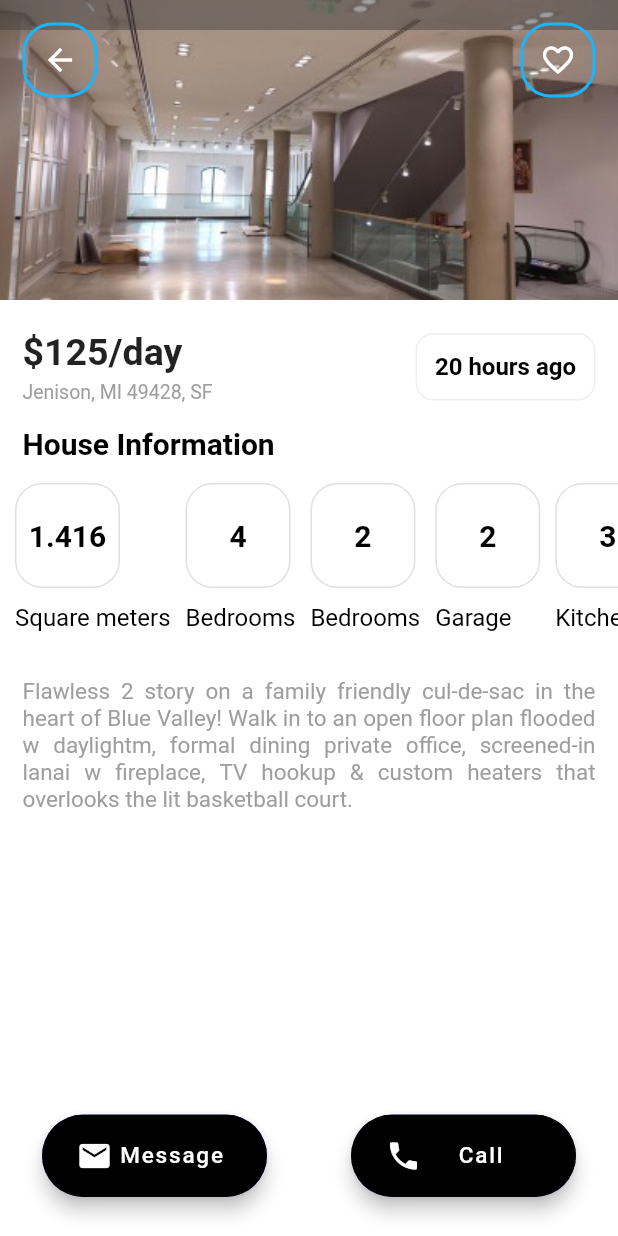
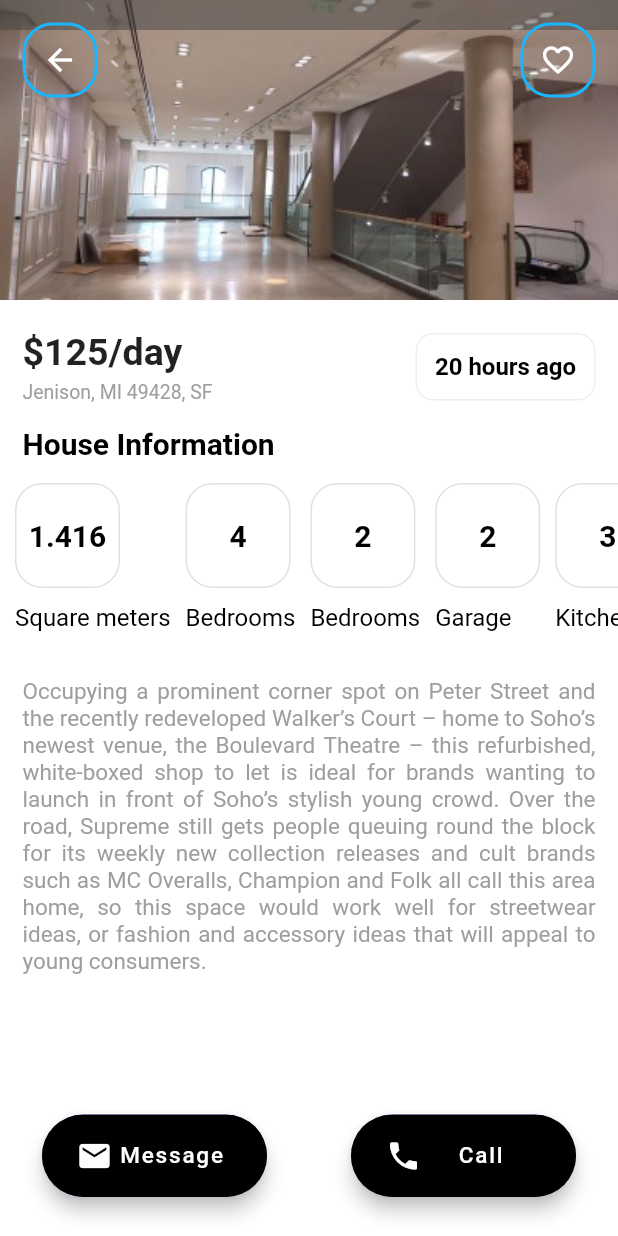
Before and after one commit to andreisas06/rentalapp, a Flutter app: the screen it shows once a user with an empty profile is signed in, after a tap on the "favorite outline" icon, on a phone screen of 412 x 824 dp. Run offline on Flutter 3.47's test engine with Material 2 defaults, Android fonts, the phone set to English and light mode, and no system bars; our stand-ins replace bloc, firebase_auth, firebase_core, flutter_bloc, google_sign_in, rxdart; accounts and stored records are empty.

Commit message:
modified item description

```diff
--- a/lib/app/pages/item_detail_screen.dart
+++ b/lib/app/pages/item_detail_screen.dart
@@ -220,7 +220,7 @@ class ItemDetailScreen extends StatelessWidget {
                   bottom: 20,
                 ),
                 child: Text(
-                  "Flawless 2 story on a family friendly cul-de-sac in the heart of Blue Valley! Walk in to an open floor plan flooded w daylightm, formal dining private office, screened-in lanai w fireplace, TV hookup & custom heaters that overlooks the lit basketball court.",
+                  "Occupying a prominent corner spot on Peter Street and the recently redeveloped Walker’s Court – home to Soho’s newest venue, the Boulevard Theatre – this refurbished, white-boxed shop to let is ideal for brands wanting to launch in front of Soho’s stylish young crowd. Over the road, Supreme still gets people queuing round the block for its weekly new collection releases and cult brands such as MC Overalls, Champion and Folk all call this area home, so this space would work well for streetwear ideas, or fashion and accessory ideas that will appeal to young consumers.",
                   textAlign: TextAlign.justify,
                   style: TextStyle(
                     fontSize: 15,
```
